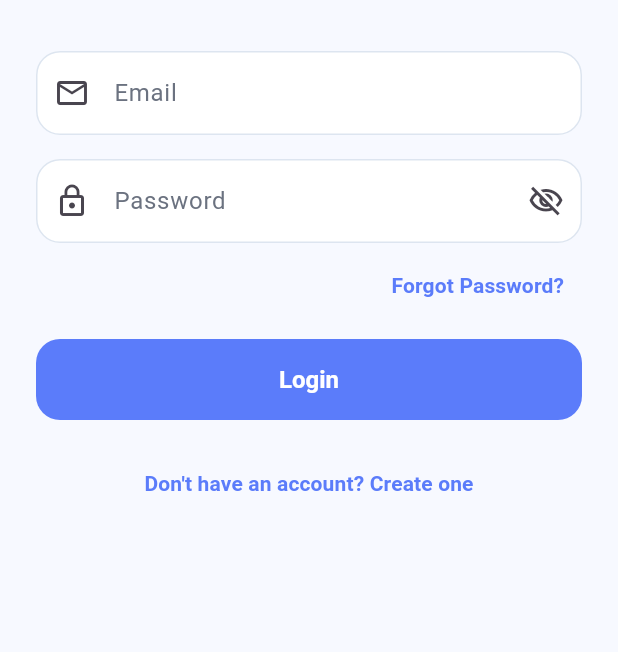
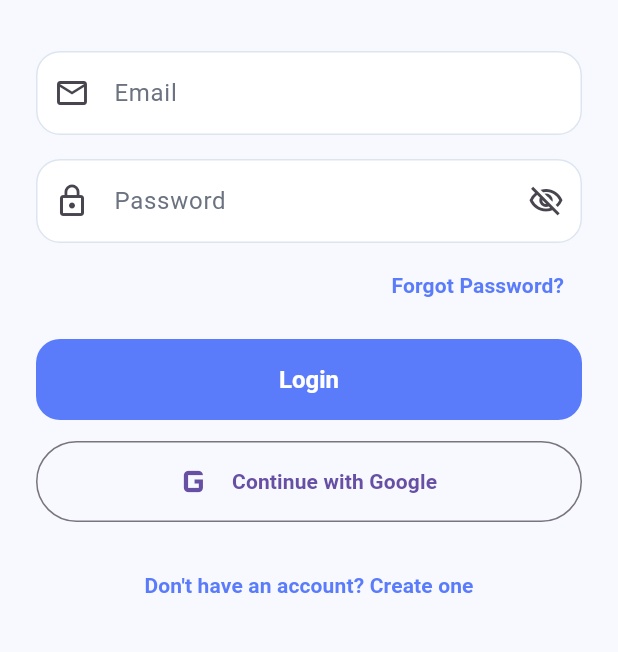
Before and after one commit to jacinthehazzouri/mobile-project, a Flutter app: the screen it shows after launch, on a phone screen of 412 x 824 dp, the part 405-1057 px from its top. Run offline on Flutter 3.47's test engine with Material 3 defaults, Android fonts, the light colour scheme and no system bars; our stand-ins replace app_links, fluttertoast, shared_preferences, supabase_flutter; accounts and stored records are empty; Roboto replaces fonts that are missing (Arial).

Commit message:
Add Google Sign-In with Supabase OAuth

```diff
--- a/lib/controllers/auth_controller.dart
+++ b/lib/controllers/auth_controller.dart
@@ -24,6 +24,13 @@ class AuthController {
         .single();
 
     return ProfileModel.fromJson(profileData);
+  }
+
+  Future<void> loginWithGoogle() async {
+    await _supabase.auth.signInWithOAuth(
+      OAuthProvider.google,
+      redirectTo: 'io.supabase.smartmedbox://login-callback',
+    );
   }
 
   Future<void> register({
--- a/lib/views/login_view.dart
+++ b/lib/views/login_view.dart
@@ -74,6 +74,15 @@ class _LoginViewState extends State<LoginView> {
 
     if (mounted) {
       setState(() => loading = false);
+    }
+  }
+
+  Future<void> loginWithGoogle() async {
+    try {
+      await authController.loginWithGoogle();
+    } catch (e) {
+      if (!mounted) return;
+      showToast('Google login failed');
     }
   }
 
@@ -232,6 +241,23 @@ class _LoginViewState extends State<LoginView> {
                 ),
               ),
 
+              const SizedBox(height: 14),
+
+              SizedBox(
+                width: double.infinity,
+                height: 54,
+                child: OutlinedButton.icon(
+                  onPressed: loginWithGoogle,
+                  icon: const Icon(Icons.g_mobiledata, size: 34),
+                  label: const Text(
+                    'Continue with Google',
+                    style: TextStyle(
+                      fontWeight: FontWeight.bold,
+                    ),
+                  ),
+                ),
+              ),
+
               const SizedBox(height: 18),
 
               TextButton(
```
Also changed, not shown: lib/main.dart (+68 -6 lines), 1 other file.
